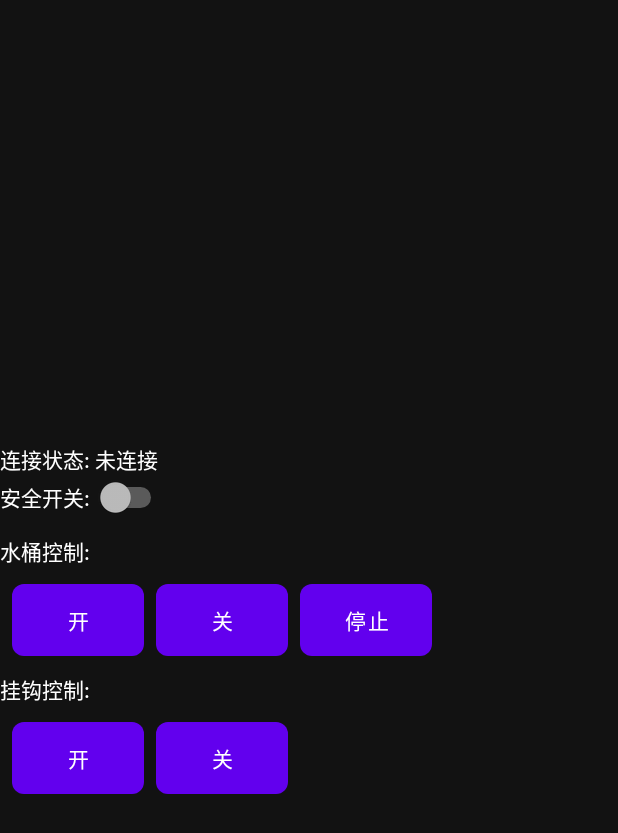
After one commit to log114/yikuPayloadExample, an Android app: the layout bucket_weight.xml on its own in the app's theme, with its tools: preview values and no code run, on a phone screen of 412 x 824 dp. The commit adds this screen. Shown: the top 833 px of the screen. Run offline under Robolectric (Android 15) with nearby library versions, the phone set to English and light mode, and no system bars.

Commit message:
智慧负载v4.1.0 1. 新增负载：吊桶

```diff
--- a/app/build.gradle
+++ b/app/build.gradle
@@ -11,7 +11,7 @@ android {
         minSdk 24
         targetSdk 30
         versionCode 1
-        versionName "4.0.4"
+        versionName "4.1.0"
         multiDexEnabled true
         testInstrumentationRunner "androidx.test.runner.AndroidJUnitRunner"
     }
@@ -106,5 +106,5 @@ dependencies {
     implementation 'io.github.controlwear:virtualjoystick:1.10.1'
     implementation 'io.github.libpd.android:pd-core:1.2.1-rc6'
     implementation 'org.apache.commons:commons-math3:3.6.1'
-    implementation 'com.github.log114:yikupayload:0.8.15'
+    implementation 'com.github.log114:yikupayload:0.9.0'
 }
--- a/app/src/main/java/com/example/yikupayloadexample/WaterGunWeight.kt
+++ b/app/src/main/java/com/example/yikupayloadexample/WaterGunWeight.kt
@@ -22,9 +22,9 @@ import kotlin.concurrent.thread
 
 class WaterGunWeight(context: Context, attr: AttributeSet?, defStyleAttr: Int) :
     LinearLayout(context, attr, defStyleAttr) {
-        private val TAG = "ExtinguisherWeight"
+        private val TAG = "WaterGunWeight"
         private lateinit var mLightView: View
-        var waterGunService: WaterGunService
+        var waterGunService: WaterGunService = WaterGunService()
         private lateinit var mSafetySwitchSwitch: Switch
         private lateinit var mOpenState: TextView
         private lateinit var mOperateBtn: Button
@@ -38,7 +38,6 @@ class WaterGunWeight(context: Context, attr: AttributeSet?, defStyleAttr: Int) :
         constructor(context: Context) : this(context, null, 0)
 
         init {
-            waterGunService = WaterGunService()
             val host = preferences?.getString("WaterGunHost", "")
             if(host != null && "" != host) {
                 waterGunService.setIp(host)
--- /dev/null
+++ b/app/src/main/res/layout/bucket_weight.xml
@@ -0,0 +1,103 @@
+<?xml version="1.0" encoding="utf-8"?>
+<RelativeLayout xmlns:android="http://schemas.android.com/apk/res/android"
+    xmlns:tools="http://schemas.android.com/tools"
+    android:id="@+id/bucketWeight"
+    android:layout_width="300dp"
+    android:layout_height="match_parent">
+
+
+    <LinearLayout
+        android:id="@+id/bucket_view"
+        android:layout_width="320dp"
+        android:layout_height="wrap_content"
+        android:layout_centerInParent="true"
+        android:orientation="vertical"
+        android:visibility="visible">
+
+        <TextView
+            android:id="@+id/bucketConnect"
+            android:layout_width="wrap_content"
+            android:layout_height="24dp"
+            android:layout_weight="1"
+            android:gravity="center"
+            android:text="@string/connection_status_notconnected"
+            android:textColor="@color/white" />
+
+        <Switch
+            android:id="@+id/safetySwitchSwitch"
+            android:layout_width="wrap_content"
+            android:layout_height="wrap_content"
+            android:text="@string/safety_switch"
+            android:textColor="@color/white" />
+
+        <TextView
+            android:layout_width="wrap_content"
+            android:layout_height="24dp"
+            android:layout_marginTop="10dp"
+            android:gravity="center"
+            android:text="@string/barrelControl"
+            android:textColor="@color/white" />
+        <LinearLayout
+            android:layout_width="match_parent"
+            android:layout_height="wrap_content"
+            android:layout_marginTop="10dp"
+            android:visibility="visible">
+            <Button
+                android:id="@+id/barrelOpenBtn"
+                android:layout_width="wrap_content"
+                android:layout_height="wrap_content"
+                android:layout_marginStart="8dp"
+                android:background="@drawable/play_btn"
+                android:text="@string/open"
+                android:textColor="@color/white" />
+            <Button
+                android:id="@+id/barrelCloseBtn"
+                android:layout_width="wrap_content"
+                android:layout_height="wrap_content"
+                android:layout_marginStart="8dp"
+                android:background="@drawable/play_btn"
+                android:text="@string/close"
+                android:textColor="@color/white" />
+            <Button
+                android:id="@+id/barrelStopBtn"
+                android:layout_width="wrap_content"
+                android:layout_height="wrap_content"
+                android:layout_marginStart="8dp"
+                android:background="@drawable/play_btn"
+                android:text="@string/stop"
+                android:textColor="@color/white" />
+        </LinearLayout>
+
+        <TextView
+            android:layout_width="wrap_content"
+            android:layout_height="24dp"
+            android:layout_marginTop="10dp"
+            android:gravity="center"
+            android:text="@string/hookControl"
+            android:textColor="@color/white" />
+        <LinearLayout
+            android:layout_width="match_parent"
+            android:layout_height="wrap_content"
+            android:layout_marginTop="10dp"
+            android:visibility="visible">
+
+            <Button
+                android:id="@+id/hookOpenBtn"
+                android:layout_width="wrap_content"
+                android:layout_height="wrap_content"
+                android:layout_marginStart="8dp"
+                android:background="@drawable/play_btn"
+                android:text="@string/open"
+                android:textColor="@color/white" />
+
+            <Button
+                android:id="@+id/hookCloseBtn"
+                android:layout_width="wrap_content"
+                android:layout_height="wrap_content"
+                android:layout_marginStart="8dp"
+                android:background="@drawable/play_btn"
+                android:text="@string/close"
+                android:textColor="@color/white" />
+        </LinearLayout>
+    </LinearLayout>
+</RelativeLayout>
--- a/app/src/main/res/values/strings.xml
+++ b/app/src/main/res/values/strings.xml
@@ -216,4 +216,8 @@
     <string name="not_detected">未检测</string>
     <string name="waterGun">水枪</string>
     <string name="WaterGunHost_name">"水枪IP: "</string>
+    <string name="BucketHost_name">"吊桶IP: "</string>
+    <string name="bucket">吊桶</string>
+    <string name="barrelControl">"水桶控制: "</string>
+    <string name="hookControl">"挂钩控制: "</string>
 </resources>
```
Also changed, not shown: app/src/main/java/com/example/yikupayloadexample/BucketWeight.kt (added, +226 -0 lines), app/src/main/java/com/example/yikupayloadexample/PayloadWeight.kt (+26 -0 lines), app/src/main/java/com/example/yikupayloadexample/SettingActivity.kt (+11 -0 lines), app/src/main/res/layout/payload_btn_group_weight.xml (+12 -0 lines), app/src/main/res/layout/setting.xml (+20 -0 lines), app/src/main/res/drawable/bucket.png (added), 3 other files.
